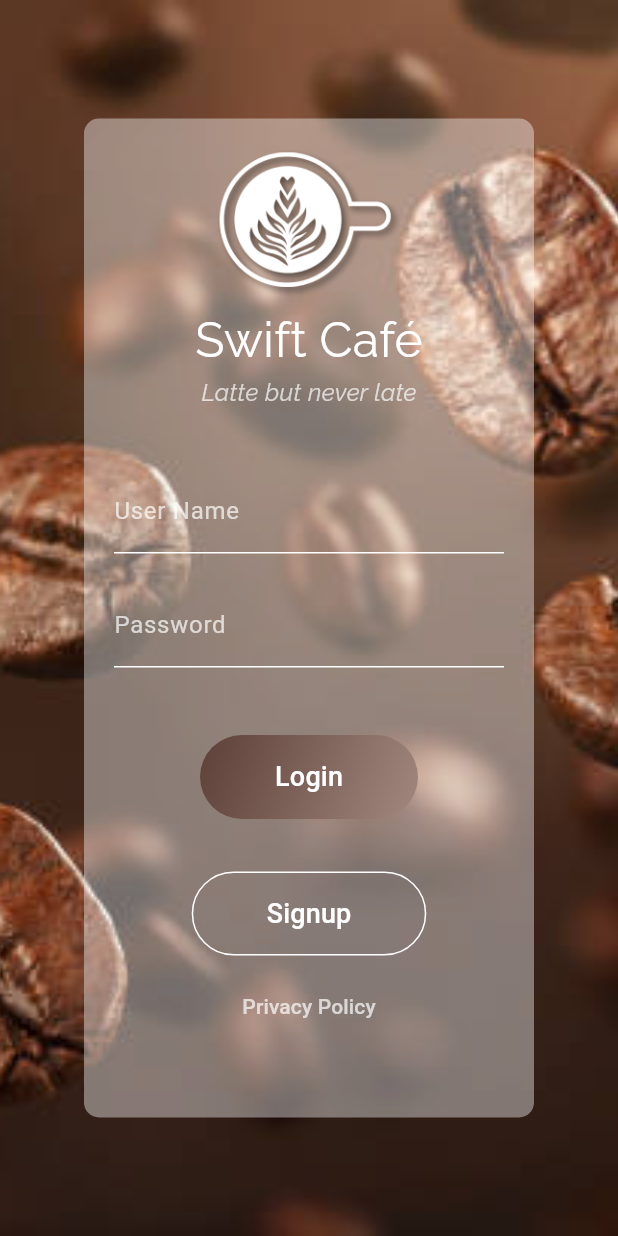
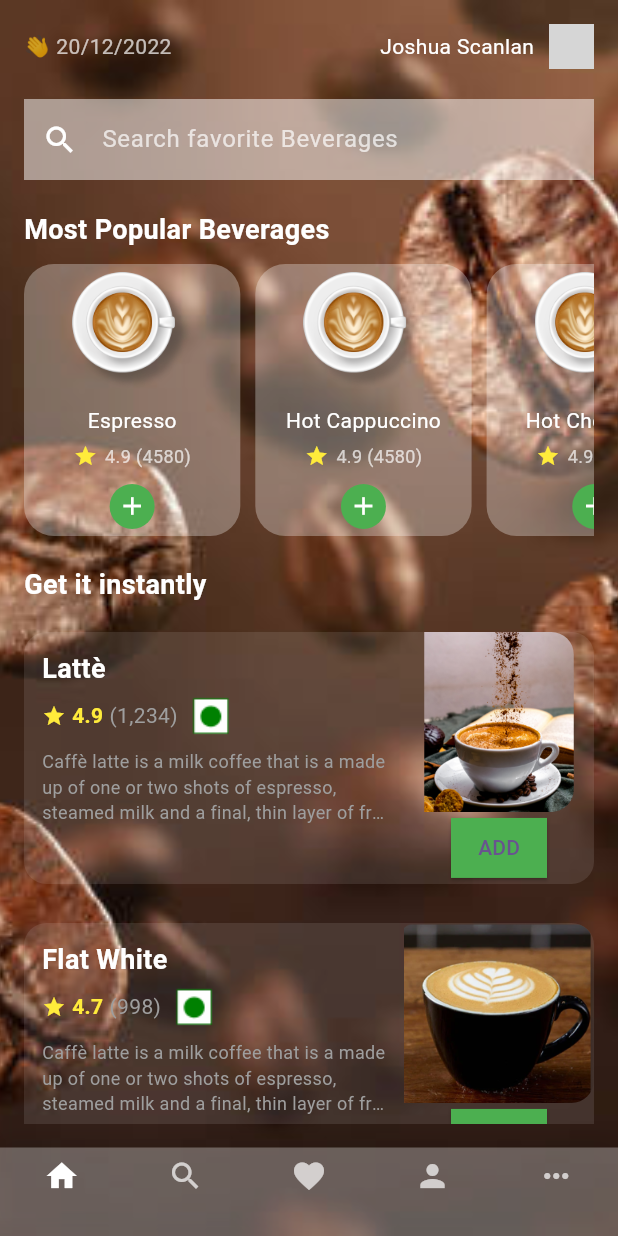
Before and after one commit to sujit-shaha/Swift_Cafe, a Flutter app: the screen it shows after launch, on a phone screen of 412 x 824 dp. Run offline on Flutter 3.47's test engine with Material 3 defaults, Android fonts, the phone set to English and light mode, and no system bars; our stand-ins replace google_fonts; grey boxes are pictures that could not be loaded.

Commit message:
Overall Basic UI Completed

```diff
--- /dev/null
+++ b/lib/Widgets/HomePageWidgets.dart
@@ -0,0 +1,136 @@
+import 'package:flutter/material.dart';
+import 'package:swift_cafe/screens/DetailPage.dart';
+import 'package:swift_cafe/screens/HomePage.dart';
+
+Widget beverageCard(BuildContext context, String title, String imagePath,
+    String rating, String reviews) {
+  return Container(
+    width: MediaQuery
+        .of(context)
+        .size
+        .width * 0.35,
+    decoration: BoxDecoration(
+      color: Colors.white.withOpacity(0.3),
+      borderRadius: BorderRadius.circular(20),
+    ),
+    child: Column(
+      mainAxisAlignment: MainAxisAlignment.center,
+      children: [
+        Image.asset(imagePath, height: 80, width: 80),
+        SizedBox(height: 10),
+        Text(title, style: TextStyle(color: Colors.white)),
+        SizedBox(height: 5),
+        Row(
+          mainAxisAlignment: MainAxisAlignment.center,
+          children: [
+            Icon(Icons.star, color: Colors.yellow, size: 16),
+            SizedBox(width: 5),
+            Text('$rating ($reviews)',
+                style: TextStyle(color: Colors.white70, fontSize: 12)),
+          ],
+        ),
+        SizedBox(height: 10),
+        Container(
+          padding: EdgeInsets.all(5),
+          decoration: BoxDecoration(
+            color: Colors.green,
+            shape: BoxShape.circle,
+          ),
+          child: Icon(Icons.add, color: Colors.white, size: 20),
+        ),
+      ],
+    ),
+  );
+}
+
+
+
+Widget beverageCardVertical(BuildContext context, String title,
+    String imagePath, String rating, String reviews, String description) {
+  return Container(
+    margin: EdgeInsets.symmetric(vertical: 8),
+    decoration: BoxDecoration(
+      color: Colors.white.withOpacity(0.1),
+      borderRadius: BorderRadius.circular(15),
+    ),
+    child: Row(
+      crossAxisAlignment: CrossAxisAlignment.start,
+      children: [
+        Expanded(
+          flex: 2,
+          child: Padding(
+            padding: const EdgeInsets.all(12),
+            child: Column(
+              crossAxisAlignment: CrossAxisAlignment.start,
+              children: [
+                Text(
+                  title,
+                  style: TextStyle(color: Colors.white,
+                      fontSize: 18,
+                      fontWeight: FontWeight.bold),
+                ),
+                SizedBox(height: 4),
+                Row(
+                  children: [
+                    Icon(Icons.star, color: Colors.yellow, size: 16),
+                    SizedBox(width: 4),
+                    Text(
+                      rating,
+                      style: TextStyle(
+                          color: Colors.yellow, fontWeight: FontWeight.bold),
+                    ),
+                    SizedBox(width: 4),
+                    Text(
+                      '($reviews)',
+                      style: TextStyle(color: Colors.grey),
+                    ),
+                    SizedBox(width: 8),
+                    Image.asset('assets/veg.png')
+                  ],
+                ),
+                SizedBox(height: 8),
+                Text(
+                  description,
+                  style: TextStyle(color: Colors.grey, fontSize: 12),
+                  maxLines: 3,
+                  overflow: TextOverflow.ellipsis,
+                ),
+              ],
+            ),
+          ),
+        ),
+        Expanded(
+          flex: 1,
+          child: Column(
+            mainAxisAlignment: MainAxisAlignment.start,
+            children: [
+              ClipRRect(
+                borderRadius: BorderRadius.only(
+                  topRight: Radius.circular(15),
+                  bottomRight: Radius.circular(15),
+                ),
+                child: Image.asset(
+                  imagePath,
+                  fit: BoxFit.cover,
+                  height: 120,
+                ),
+              ),
+              ElevatedButton(
+                onPressed: () {
+                  Navigator.push(context, MaterialPageRoute(builder: (ctx) => DetailPage(title: title, imagePath: imagePath, rating: rating, description: description, numberOfRatingsGiven: reviews )));
+                },
+                child: Text('ADD'),
+                style: ElevatedButton.styleFrom(
+                  backgroundColor: Colors.green,
+                  shape: RoundedRectangleBorder(),
+                  padding: EdgeInsets.symmetric(
+                      horizontal: 16, vertical: 8),
+                ),
+              ),
+            ],
+          ),
+        ),
+      ],
+    ),
+  );
+}
--- a/lib/main.dart
+++ b/lib/main.dart
@@ -1,4 +1,6 @@
 import 'package:flutter/material.dart';
+import 'package:swift_cafe/screens/DetailPage.dart';
+import 'package:swift_cafe/screens/HomePage.dart';
 import 'package:swift_cafe/screens/LoginScreen.dart';
 
 void main() {
@@ -16,7 +18,7 @@
         colorScheme: ColorScheme.fromSeed(seedColor: Colors.deepPurple),
         useMaterial3: true,
       ),
-      home: Loginscreen(),
+      home: HomePage(),
     );
   }
 }
--- /dev/null
+++ b/lib/screens/HomePage.dart
@@ -0,0 +1,157 @@
+import 'package:flutter/material.dart';
+import 'package:swift_cafe/Widgets/HomePageWidgets.dart';
+class HomePage extends StatelessWidget {
+  @override
+  Widget build(BuildContext context) {
+    final screenWidth = MediaQuery
+        .of(context)
+        .size
+        .width;
+    final screenHeight = MediaQuery
+        .of(context)
+        .size
+        .height;
+
+    return Scaffold(
+      extendBody: true,
+      body: Stack(
+        children: [
+          // Background Image
+          Positioned.fill(
+            child: Image.asset(
+              'assets/background.png',
+              // Make sure to replace with your actual background image path
+              fit: BoxFit.cover,
+            ),
+          ),
+          SafeArea(
+            child: Padding(
+              padding: const EdgeInsets.all(16.0),
+              child: Column(
+                crossAxisAlignment: CrossAxisAlignment.start,
+                children: [
+                  Row(
+                    mainAxisAlignment: MainAxisAlignment.spaceBetween,
+                    children: [
+                      Text('👋 20/12/2022',
+                          style: TextStyle(color: Colors.white70)),
+                      Row(
+                        children: [
+                          Text('Joshua Scanlan', style: TextStyle(color: Colors
+                              .white)),
+                          SizedBox(width: 10),
+                          CircleAvatar(
+                            radius: 15,
+                            backgroundImage: AssetImage('assets/profile.jpg'),
+                          ),
+                        ],
+                      ),
+                    ],
+                  ),
+                  SizedBox(height: 20),
+                  Container(
+                    decoration: BoxDecoration(
+                      color: Colors.white.withOpacity(0.5),
+
+                    ),
+                    child: TextField(
+                      decoration: InputDecoration(
+                        prefixIcon: Icon(Icons.search, color: Colors.white),
+                        hintText: "Search favorite Beverages",
+                        hintStyle: TextStyle(color: Colors.white70),
+                        border: InputBorder.none,
+                        contentPadding: EdgeInsets.symmetric(vertical: 15),
+                      ),
+                    ),
+                  ),
+                  SizedBox(height: 20),
+                  Text(
+                    'Most Popular Beverages',
+                    style: TextStyle(color: Colors.white,
+                        fontSize: 18,
+                        fontWeight: FontWeight.bold),
+                  ),
+                  SizedBox(height: 10),
+                  Container(
+                    height: screenHeight * 0.22,
+                    child: ListView(
+                      scrollDirection: Axis.horizontal,
+                      children: [
+                        beverageCard(
+                            context, 'Espresso', 'assets/middle.png', '4.9',
+                            '4580'),
+                        SizedBox(width: 10),
+                        beverageCard(
+                            context, 'Hot Cappuccino', 'assets/middle.png',
+                            '4.9', '4580'),
+                        SizedBox(width: 10),
+                        beverageCard(
+                            context, 'Hot Chocolate', 'assets/middle.png',
+                            '4.9', '4580'),
+                      ],
+                    ),
+                  ),
+                  SizedBox(height: 20),
+                  Text(
+                    'Get it instantly',
+                    style: TextStyle(color: Colors.white,
+                        fontSize: 18,
+                        fontWeight: FontWeight.bold),
+                  ),
+                  SizedBox(height: 10),
+                  Expanded(
+                    child: ListView(
+                      children: [
+                        beverageCardVertical(
+                            context, 'Lattè', 'assets/Latte.png', '4.9',
+                            '1,234',
+                            'Caffè latte is a milk coffee that is a made up of one or two shots of espresso, steamed milk and a final, thin layer of frothed milk on top.'),
+                        SizedBox(height: 10),
+                        beverageCardVertical(
+                            context, 'Flat White', 'assets/flat_white.png',
+                            '4.7', '998',
+                            'Caffè latte is a milk coffee that is a made up of one or two shots of espresso, steamed milk and a final, thin layer of frothed milk on top.'),
+                      ],
+                    ),
+                  ),
+                ],
+              ),
+            ),
+          ),
+        ],
+      ),
+      bottomNavigationBar: Container(
+        decoration: BoxDecoration(
+          boxShadow: [
+            BoxShadow(
+              color: Colors.black.withOpacity(0.1),
+              spreadRadius: 0,
+              blurRadius: 10,
+              offset: Offset(0, -5),
+            ),
+          ],
+        ),
+        child: BottomNavigationBar(
+          backgroundColor: Colors.white.withOpacity(0.3),
+          elevation: 0,
+          type: BottomNavigationBarType.fixed,
+          items: [
+            BottomNavigationBarItem(
+                icon: Icon(Icons.home, color: Colors.white), label: ''),
+            BottomNavigationBarItem(
+                icon: Icon(Icons.search, color: Colors.white70), label: ''),
+            BottomNavigationBarItem(
+                icon: Icon(Icons.favorite, color: Colors.white70), label: ''),
+            BottomNavigationBarItem(
+                icon: Icon(Icons.person, color: Colors.white70), label: ''),
+            BottomNavigationBarItem(
+                icon: Icon(Icons.more_horiz, color: Colors.white70), label: ''),
+          ],
+          currentIndex: 0,
+          onTap: (index) {},
+        ),
+      ),
+    );
+  }
+
+}
```
Also changed, not shown: lib/screens/DetailPage.dart (added, +199 -0 lines), assets/flat_white.png (added), assets/hot_cappuccino.png (added), assets/hot_coffee.png (added), assets/middle.png (added), assets/veg.png (added).
